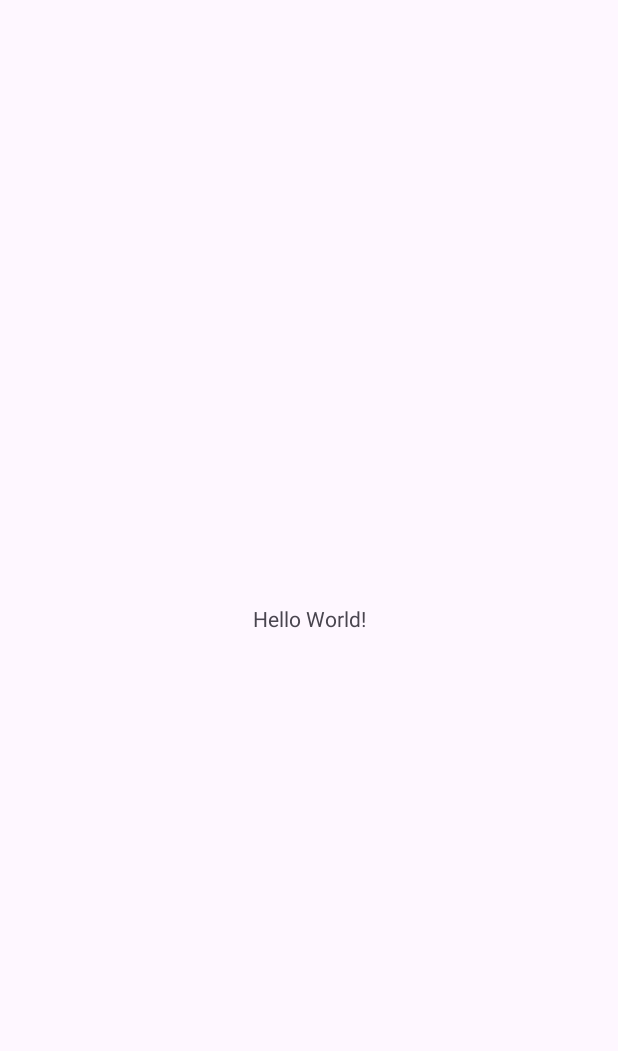
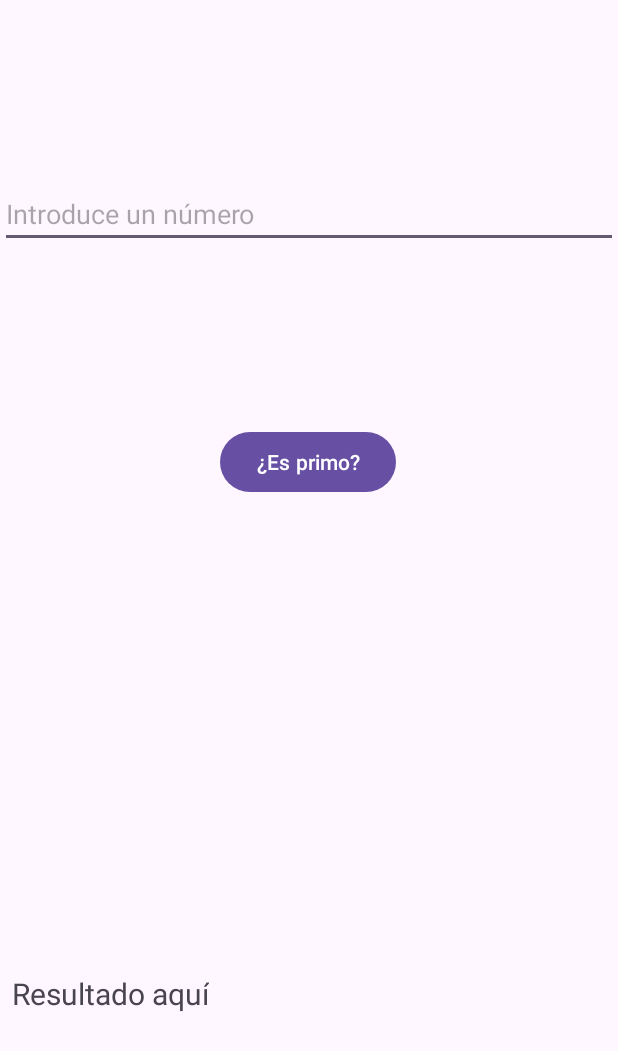
Before and after one commit to YuboLin-GitH/EjercicioLambda, an Android app: the screen it shows after launch (MainActivity), on a phone screen of 412 x 824 dp. Before the commit the part shown is almost empty. Shown: the top 1051 px of the screen. Run offline under Robolectric (Android 15) with nearby library versions, the phone set to English and light mode, and no system bars.

Commit message:
ej1 echo

```diff
--- a/app/src/main/java/com/example/ejerciciolambda/MainActivity.kt
+++ b/app/src/main/java/com/example/ejerciciolambda/MainActivity.kt
@@ -1,6 +1,9 @@
 package com.example.ejerciciolambda
 
 import android.os.Bundle
+import android.widget.Button
+import android.widget.EditText
+import android.widget.TextView
 import androidx.activity.enableEdgeToEdge
 import androidx.appcompat.app.AppCompatActivity
 import androidx.core.view.ViewCompat
@@ -11,10 +14,34 @@ class MainActivity : AppCompatActivity() {
         super.onCreate(savedInstanceState)
         enableEdgeToEdge()
         setContentView(R.layout.activity_main)
+
+        val inputNumero = findViewById<EditText>(R.id.inputNumero)
+        val btnComprobar = findViewById<Button>(R.id.btnComprobar)
+        val txtResultado = findViewById<TextView>(R.id.txtResultado)
+
+
         ViewCompat.setOnApplyWindowInsetsListener(findViewById(R.id.main)) { v, insets ->
             val systemBars = insets.getInsets(WindowInsetsCompat.Type.systemBars())
             v.setPadding(systemBars.left, systemBars.top, systemBars.right, systemBars.bottom)
             insets
         }
+
+
+        val esPrimo: (Int) -> Boolean = { n ->
+            if (n < 2) false
+            else (2..Math.sqrt(n.toDouble()).toInt()).none { n % it == 0 }
+        }
+
+
+        btnComprobar.setOnClickListener {
+            val numero = inputNumero.text.toString().toIntOrNull()
+            if (numero != null) {
+                val resultado = esPrimo(numero)
+                txtResultado.text = "¿Es primo? $resultado"
+            } else {
+                txtResultado.text = "Introduce un número válido"
+            }
+
+        }
     }
 }
--- a/app/src/main/res/layout/activity_main.xml
+++ b/app/src/main/res/layout/activity_main.xml
@@ -7,13 +7,44 @@
     android:layout_height="match_parent"
     tools:context=".MainActivity">
 
-    <TextView
+
+    <EditText
+        android:id="@+id/inputNumero"
+        android:layout_width="match_parent"
+        android:layout_height="wrap_content"
+        android:layout_marginTop="120dp"
+        android:hint="Introduce un número"
+        android:inputType="number"
+        app:layout_constraintEnd_toEndOf="parent"
+        app:layout_constraintHorizontal_bias="0.0"
+        app:layout_constraintStart_toStartOf="parent"
+        app:layout_constraintTop_toTopOf="parent"
+        tools:ignore="MissingConstraints" />
+
+    <Button
+        android:id="@+id/btnComprobar"
         android:layout_width="wrap_content"
         android:layout_height="wrap_content"
-        android:text="Hello World!"
+        android:text="¿Es primo?"
+        app:layout_constraintBottom_toTopOf="@+id/txtResultado"
+        app:layout_constraintEnd_toEndOf="parent"
+        app:layout_constraintHorizontal_bias="0.498"
+        app:layout_constraintStart_toStartOf="parent"
+        app:layout_constraintTop_toBottomOf="@+id/inputNumero"
+        app:layout_constraintVertical_bias="0.278"
+        tools:ignore="MissingConstraints" />
+
+    <TextView
+        android:id="@+id/txtResultado"
+        android:layout_width="wrap_content"
+        android:layout_height="wrap_content"
+        android:layout_marginBottom="140dp"
+        android:padding="8dp"
+        android:text="Resultado aquí"
+        android:textSize="20sp"
         app:layout_constraintBottom_toBottomOf="parent"
-        app:layout_constraintEnd_toEndOf="parent"
-        app:layout_constraintStart_toStartOf="parent"
-        app:layout_constraintTop_toTopOf="parent" />
+        tools:ignore="MissingConstraints"
+        tools:layout_editor_absoluteX="130dp" />
+
 
 </androidx.constraintlayout.widget.ConstraintLayout>
```
